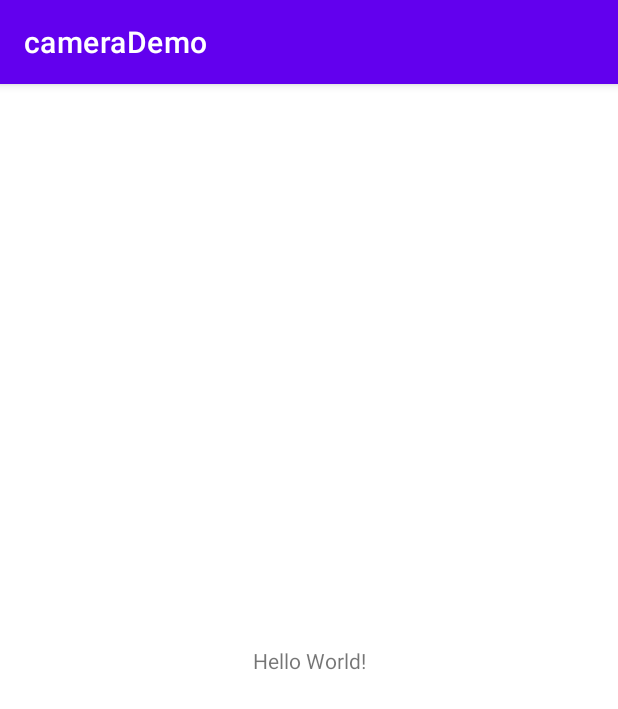
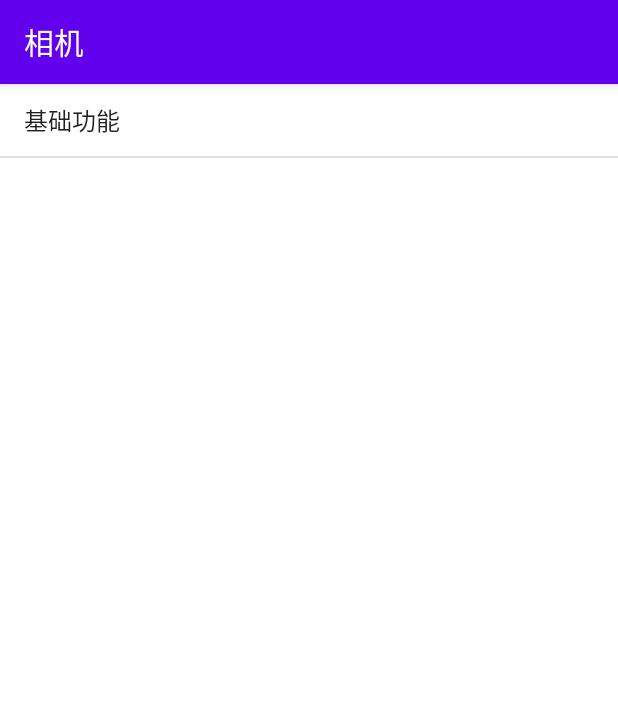
Before and after one commit to haoyd/cameraDemo, an Android app: the screen it shows after launch (MainActivity), on a phone screen of 412 x 824 dp. Shown: the top 709 px of the screen. Run offline under Robolectric (Android 15) with nearby library versions, the phone set to English and light mode, and no system bars.

Commit message:
feat：项目基础结构

```diff
--- a/app/src/main/AndroidManifest.xml
+++ b/app/src/main/AndroidManifest.xml
@@ -10,6 +10,9 @@
         android:supportsRtl="true"
         android:theme="@style/Theme.CameraDemo">
         <activity
+            android:name=".SimpleCameraActivity"
+            android:exported="true" />
+        <activity
             android:name=".MainActivity"
             android:exported="true">
             <intent-filter>
--- /dev/null
+++ b/app/src/main/java/com/example/camerademo/BaseActivity.kt
@@ -0,0 +1,29 @@
+package com.example.camerademo
+
+import android.content.Intent
+import android.os.Bundle
+import android.text.TextUtils
+import androidx.appcompat.app.AppCompatActivity
+import com.example.camerademo.entity.PageEntity
+
+open class BaseActivity : AppCompatActivity() {
+
+    override fun onCreate(savedInstanceState: Bundle?) {
+        super.onCreate(savedInstanceState)
+
+        val title = intent?.getStringExtra("title")
+        if (!TextUtils.isEmpty(title)) {
+            setTitle(title)
+        }
+    }
+
+    protected fun startPage(entity: PageEntity) {
+        startPage(entity.cls, entity.name)
+    }
+
+    private fun startPage(cls: Class<*>?, pageName: String) {
+        val intent = Intent(this, cls)
+        intent.putExtra("title", pageName)
+        startActivity(intent)
+    }
+}
--- a/app/src/main/java/com/example/camerademo/MainActivity.kt
+++ b/app/src/main/java/com/example/camerademo/MainActivity.kt
@@ -1,11 +1,39 @@
 package com.example.camerademo
 
-import androidx.appcompat.app.AppCompatActivity
 import android.os.Bundle
+import android.view.View
+import android.widget.AdapterView
+import android.widget.ArrayAdapter
+import com.example.camerademo.entity.PageEntity
+import com.example.camerademo.utils.Env
+import kotlinx.android.synthetic.main.activity_main.*
 
-class MainActivity : AppCompatActivity() {
+class MainActivity : BaseActivity(), AdapterView.OnItemClickListener {
+
+    private val pages = listOf(
+        PageEntity("基础功能", SimpleCameraActivity::class.java),
+    )
+
+    private val pageNameList: List<String>
+        get() {
+            val list = mutableListOf<String>()
+            for (page in pages) {
+                list.add(page.name)
+            }
+            return list
+        }
+
     override fun onCreate(savedInstanceState: Bundle?) {
         super.onCreate(savedInstanceState)
         setContentView(R.layout.activity_main)
+        Env.app = application
+
+        title = "相机"
+        mListView.adapter = ArrayAdapter(this, android.R.layout.simple_list_item_1, pageNameList)
+        mListView.onItemClickListener = this
+    }
+
+    override fun onItemClick(parent: AdapterView<*>?, view: View?, position: Int, id: Long) {
+        startPage(pages[position])
     }
 }
--- /dev/null
+++ b/app/src/main/java/com/example/camerademo/entity/PageEntity.kt
@@ -0,0 +1,8 @@
+package com.example.camerademo.entity
+
+/**
+ * User: HYD
+ * Date: 2022/1/7
+ * Desc:
+ */
+class PageEntity(val name: String, val cls: Class<*>)
--- /dev/null
+++ b/app/src/main/java/com/example/camerademo/utils/Env.kt
@@ -0,0 +1,8 @@
+package com.example.camerademo.utils
+
+import android.app.Application
+
+object Env {
+    lateinit var app: Application
+
+}
--- a/app/src/main/res/layout/activity_main.xml
+++ b/app/src/main/res/layout/activity_main.xml
@@ -1,18 +1,14 @@
 <?xml version="1.0" encoding="utf-8"?>
-<androidx.constraintlayout.widget.ConstraintLayout xmlns:android="http://schemas.android.com/apk/res/android"
+<FrameLayout xmlns:android="http://schemas.android.com/apk/res/android"
     xmlns:app="http://schemas.android.com/apk/res-auto"
     xmlns:tools="http://schemas.android.com/tools"
     android:layout_width="match_parent"
     android:layout_height="match_parent"
     tools:context=".MainActivity">
 
-    <TextView
-        android:layout_width="wrap_content"
-        android:layout_height="wrap_content"
-        android:text="Hello World!"
-        app:layout_constraintBottom_toBottomOf="parent"
-        app:layout_constraintLeft_toLeftOf="parent"
-        app:layout_constraintRight_toRightOf="parent"
-        app:layout_constraintTop_toTopOf="parent" />
+    <ListView
+        android:id="@+id/mListView"
+        android:layout_width="match_parent"
+        android:layout_height="match_parent" />
 
-</androidx.constraintlayout.widget.ConstraintLayout>
+</FrameLayout>
--- a/app/src/main/res/values/strings.xml
+++ b/app/src/main/res/values/strings.xml
@@ -1,3 +1,3 @@
 <resources>
-    <string name="app_name">cameraDemo</string>
+    <string name="app_name">相机学习</string>
 </resources>
--- a/build.gradle
+++ b/build.gradle
@@ -5,7 +5,7 @@ buildscript {
         mavenCentral()
     }
     dependencies {
-        classpath "com.android.tools.build:gradle:7.0.0"
+        classpath "com.android.tools.build:gradle:4.1.1"
         classpath "org.jetbrains.kotlin:kotlin-gradle-plugin:1.5.21"
 
         // NOTE: Do not place your application dependencies here; they belong
```
Also changed, not shown: app/build.gradle (+5 -3 lines), app/src/main/java/com/example/camerademo/SimpleCameraActivity.kt (added, +10 -0 lines), app/src/main/java/com/example/camerademo/utils/ToastUtil.kt (added, +7 -0 lines), app/src/main/res/layout/activity_simple_camera.xml (added, +9 -0 lines).
